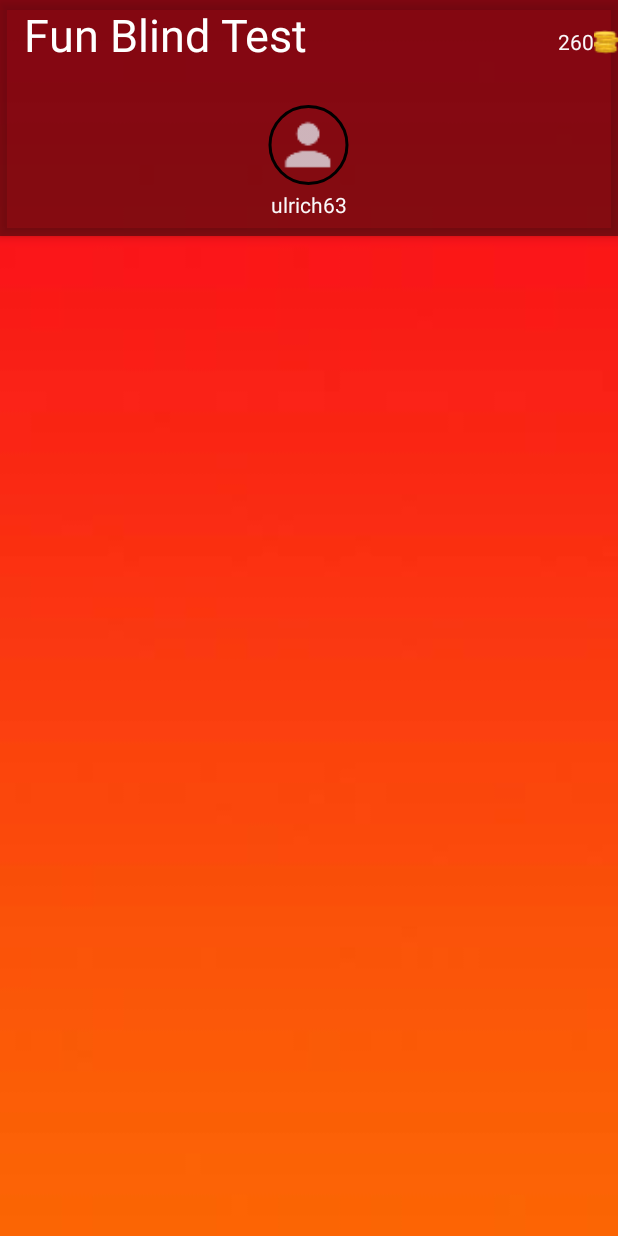
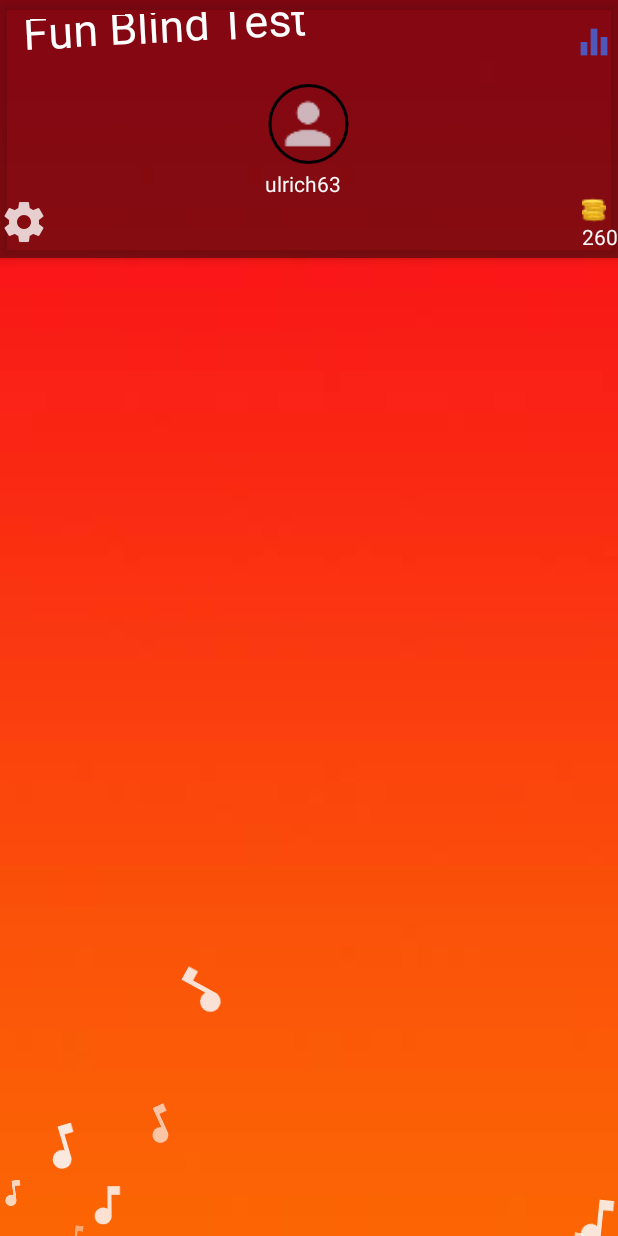
Before and after one commit to blackcypher/BlindTestFun, an Android app: the HomeActivity screen opened directly, with no data from a screen before it, on a phone screen of 412 x 824 dp. Run offline under Robolectric (Android 15) with nearby library versions, the phone set to English and light mode, and no system bars; our stand-ins replace CircleImageView; 1 statement that could not run was skipped.

Commit message:
finish app bar + add frameLayout animation star

```diff
--- a/app/src/main/java/com/jupiter/ulric/blindtestfun/HomeActivity.java
+++ b/app/src/main/java/com/jupiter/ulric/blindtestfun/HomeActivity.java
@@ -12,10 +12,12 @@ import android.widget.GridLayout;
 import android.widget.LinearLayout;
 
 import com.jupiter.ulric.blindtestfun.backgrounds.GraphicsView;
+import com.jupiter.ulric.blindtestfun.backgrounds.starAnimationView.StarAnimationView;
 
 public class HomeActivity extends AppCompatActivity {
 
     private LinearLayout lin_title;
+    private LinearLayout layoutStar;
 
     @Override
     protected void onCreate(Bundle savedInstanceState) {
@@ -25,6 +27,9 @@ public class HomeActivity extends AppCompatActivity {
         setSupportActionBar(toolbar);
         getSupportActionBar().setTitle("");
 
+        layoutStar = (LinearLayout) findViewById(R.id.lin_star);
+        layoutStar.addView(new StarAnimationView(this));
+
         lin_title = (LinearLayout)findViewById(R.id.lin_title);
         lin_title.addView(new GraphicsView(this));
 
--- a/app/src/main/java/com/jupiter/ulric/blindtestfun/backgrounds/GraphicsView.java
+++ b/app/src/main/java/com/jupiter/ulric/blindtestfun/backgrounds/GraphicsView.java
@@ -28,10 +28,10 @@ public class GraphicsView extends View {
     }
 
     private void createAnim(Canvas canvas) {
-        rotateAnim = new RotateAnimation(-5, 5, canvas.getWidth() / 2, canvas.getHeight() / 2);
+        rotateAnim = new RotateAnimation(-3, 5, canvas.getWidth() / 2, canvas.getHeight() / 2);
         rotateAnim.setRepeatMode(Animation.REVERSE);
         rotateAnim.setRepeatCount(Animation.INFINITE);
-        rotateAnim.setDuration(5000L);
+        rotateAnim.setDuration(500L);
         rotateAnim.setInterpolator(new AccelerateDecelerateInterpolator());
 
         startAnimation(rotateAnim);
--- a/app/src/main/res/layout/activity_home.xml
+++ b/app/src/main/res/layout/activity_home.xml
@@ -7,9 +7,20 @@
     android:background="@drawable/blackground"
     tools:context="com.jupiter.ulric.blindtestfun.HomeActivity">
 
+    <FrameLayout
+        android:layout_width="match_parent"
+        android:layout_height="wrap_content"
+        android:gravity="center_horizontal">
+
+        <LinearLayout
+            android:id="@+id/lin_star"
+            android:layout_width="wrap_content"
+            android:layout_height="wrap_content"
+            android:orientation="vertical" />
+
         <android.support.design.widget.AppBarLayout
             android:layout_width="match_parent"
-        android:layout_height="157dp"
+            android:layout_height="172dp"
             android:background="?attr/colorPrimaryDark"
             android:theme="@style/AppTheme.AppBarOverlay">
 
@@ -22,32 +33,30 @@
                 <LinearLayout
                     android:id="@+id/lin_title"
                     android:layout_width="200dp"
-                android:layout_height="70dp"
+                    android:layout_height="40dp"
                     android:orientation="horizontal" />
 
+
                 <ImageView
-                android:id="@+id/coins"
+                    android:id="@+id/statistics"
                     android:layout_width="wrap_content"
                     android:layout_height="wrap_content"
-                android:layout_gravity="top|right"
-                android:src="@drawable/coins" />
-
-            <TextView
-                android:layout_width="wrap_content"
-                android:layout_height="wrap_content"
-                android:layout_gravity="top|right"
-                android:gravity="center"
-                android:text="260"
-                android:textColor="@color/colorAccent" />
+                    android:layout_gravity="right"
+                    android:src="@drawable/statistics" />
 
             </android.support.v7.widget.Toolbar>
 
+            <LinearLayout
+                android:id="@+id/lin_profile"
+                android:layout_width="wrap_content"
+                android:layout_height="wrap_content"
+                android:layout_gravity="center"
+                android:orientation="vertical">
 
                 <de.hdodenhof.circleimageview.CircleImageView xmlns:app="http://schemas.android.com/apk/res-auto"
                     android:id="@+id/profile_image"
                     android:layout_width="58dp"
                     android:layout_height="53dp"
-            android:layout_gravity="bottom|center"
                     android:src="@drawable/profile"
                     app:civ_border_color="#FF000000"
                     app:civ_border_width="2dp" />
@@ -56,13 +65,53 @@
                     android:id="@+id/toolbarTextView"
                     android:layout_width="wrap_content"
                     android:layout_height="wrap_content"
-            android:layout_gravity="center"
                     android:layout_marginTop="3dp"
                     android:gravity="center"
                     android:text="ulrich63"
                     android:textColor="@color/colorAccent" />
 
+            </LinearLayout>
+
+
+            <RelativeLayout
+                android:id="@+id/lin_settings"
+                android:layout_width="match_parent"
+                android:layout_height="wrap_content"
+                android:orientation="horizontal">
+
+                <ImageView
+                    android:id="@+id/settings"
+                    android:layout_width="wrap_content"
+                    android:layout_height="wrap_content"
+                    android:layout_alignParentLeft="true"
+                    android:src="@drawable/settings" />
+
+                <LinearLayout
+                    android:id="@+id/lin_coins"
+                    android:layout_width="wrap_content"
+                    android:layout_height="wrap_content"
+                    android:layout_alignParentRight="true"
+                    android:orientation="vertical">
+
+                    <ImageView
+                        android:id="@+id/coins"
+                        android:layout_width="wrap_content"
+                        android:layout_height="wrap_content"
+                        android:src="@drawable/coins" />
+
+                    <TextView
+                        android:layout_width="wrap_content"
+                        android:layout_height="wrap_content"
+                        android:text="260"
+                        android:textColor="@color/colorAccent" />
+                </LinearLayout>
+
+            </RelativeLayout>
+
         </android.support.design.widget.AppBarLayout>
+
+
+    </FrameLayout>
 
     <include
         layout="@layout/content_home"
```
Also changed, not shown: app/src/main/res/drawable-hdpi/settings.png (added), app/src/main/res/drawable-hdpi/snow.png (added), app/src/main/res/drawable-hdpi/statistics.png (added), app/src/main/res/drawable-mdpi/settings.png (added), app/src/main/res/drawable-mdpi/snow.png (added), app/src/main/res/drawable-mdpi/statistics.png (added), app/src/main/res/drawable-xhdpi/settings.png (added), app/src/main/res/drawable-xhdpi/snow.png (added), app/src/main/res/drawable-xhdpi/statistics.png (added), app/src/main/res/drawable-xxhdpi/settings.png (added), app/src/main/res/drawable-xxhdpi/snow.png (added), app/src/main/res/drawable-xxhdpi/statistics.png (added). Lines whose indentation alone changed are shown as unchanged.
